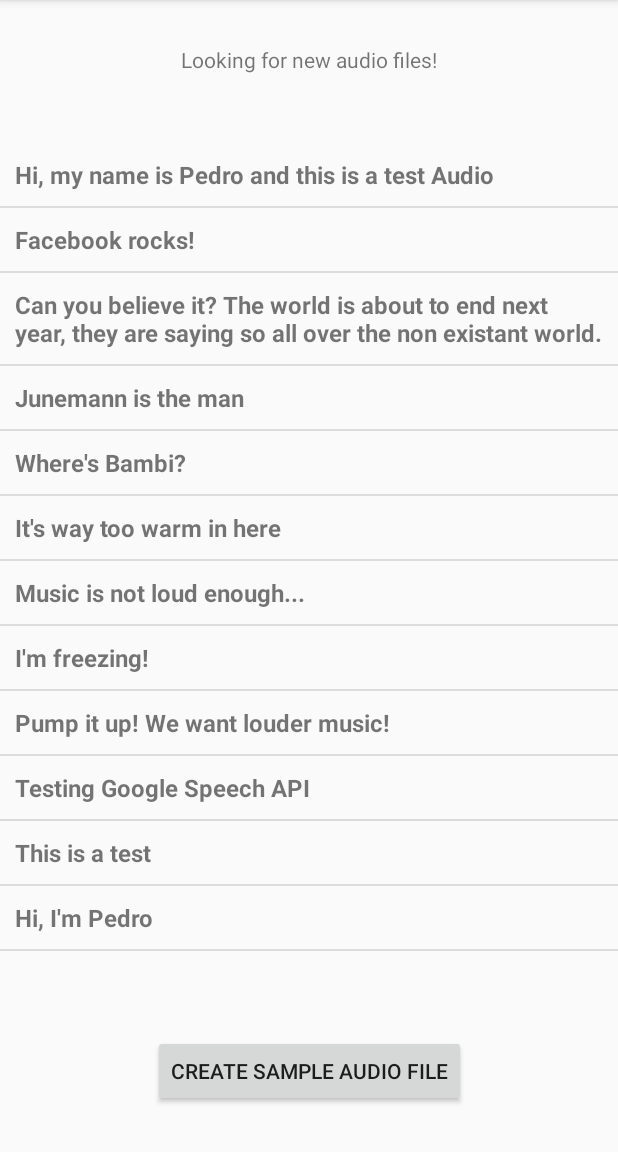
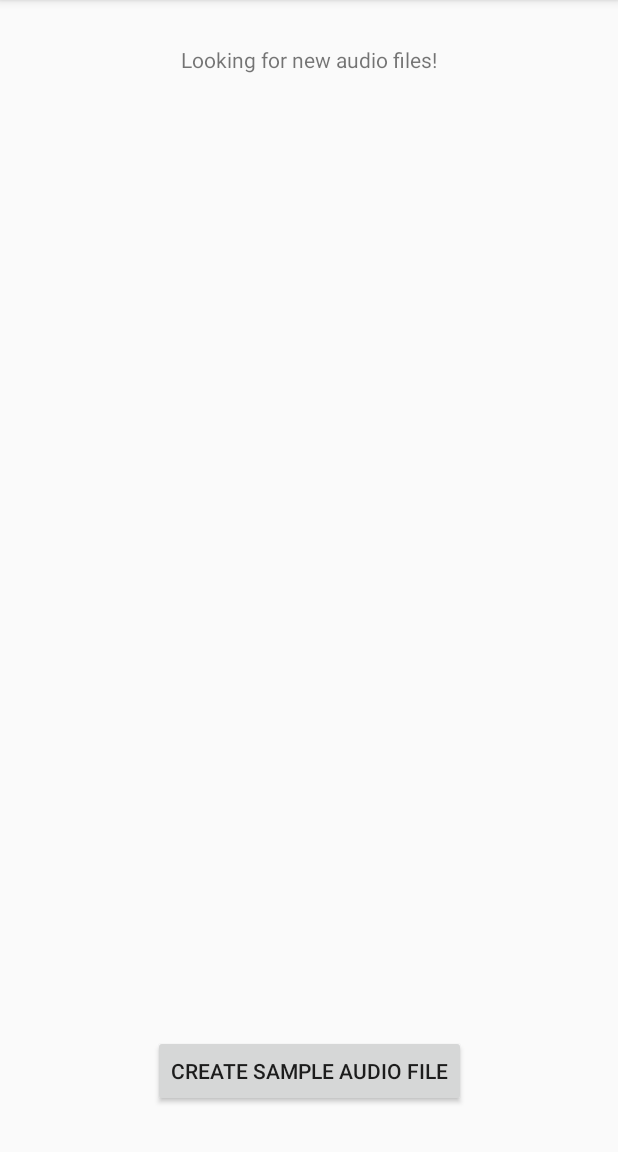
Before and after one commit to Hackathon2017-AudioKiller/android, an Android app: the screen it shows after launch (MainActivity), on a phone screen of 412 x 824 dp, the part 84-1236 px from its top. Run offline under Robolectric (Android 15) with nearby library versions, the phone set to English and light mode, and no system bars.

Commit message:
full functionality - no testing

```diff
--- a/app/src/main/AndroidManifest.xml
+++ b/app/src/main/AndroidManifest.xml
@@ -7,7 +7,7 @@
 
     <application
         android:allowBackup="true"
-        android:icon="@mipmap/ic_launcher"
+        android:icon="@drawable/logo"
         android:label="@string/app_name"
         android:roundIcon="@mipmap/ic_launcher_round"
         android:supportsRtl="true"
--- a/app/src/main/java/cl/saratscheff/audiokiller/MainActivity.java
+++ b/app/src/main/java/cl/saratscheff/audiokiller/MainActivity.java
@@ -40,7 +40,7 @@ public class MainActivity extends AppCompatActivity {
 
         ListView listView = (ListView) findViewById(R.id.audio_list);
         listView.setAdapter(adapter);
-        adapter.add("Hi, my name is Pedro and this is a test Audio");
+        /*adapter.add("Hi, my name is Pedro and this is a test Audio");
         adapter.add("Facebook rocks!");
         adapter.add("Can you believe it? The world is about to end next year, they are saying so all over the non existant world.");
         adapter.add("Junemann is the man");
@@ -51,7 +51,7 @@ public class MainActivity extends AppCompatActivity {
         adapter.add("Pump it up! We want louder music!");
         adapter.add("Testing Google Speech API");
         adapter.add("This is a test");
-        adapter.add("Hi, I'm Pedro");
+        adapter.add("Hi, I'm Pedro");*/
 
         TextView tv = (TextView)findViewById(R.id.textview_filechanged);
         if (ask_for_permission(Manifest.permission.WRITE_EXTERNAL_STORAGE)) {
--- a/app/src/main/java/cl/saratscheff/audiokiller/SubtitledVideoActivity.java
+++ b/app/src/main/java/cl/saratscheff/audiokiller/SubtitledVideoActivity.java
@@ -4,6 +4,7 @@ import android.media.MediaPlayer;
 import android.net.Uri;
 import android.support.v7.app.AppCompatActivity;
 import android.os.Bundle;
+import android.util.Log;
 import android.widget.VideoView;
 
 public class SubtitledVideoActivity extends AppCompatActivity {
@@ -34,7 +35,7 @@ public class SubtitledVideoActivity extends AppCompatActivity {
             @Override
             public void onPrepared(MediaPlayer mp) {
                 mp.setLooping(true);
-                vv.start();
+                mp.start();
             }
         });
     }
--- a/app/src/main/res/layout/activity_main.xml
+++ b/app/src/main/res/layout/activity_main.xml
@@ -21,7 +21,7 @@
 
     <ListView
         android:id="@+id/audio_list"
-        android:layout_width="match_parent"
+        android:layout_width="0dp"
         android:layout_height="0dp"
         android:layout_marginBottom="16dp"
         app:layout_constraintLeft_toLeftOf="parent"
--- a/app/src/main/res/layout/activity_subtitled_video.xml
+++ b/app/src/main/res/layout/activity_subtitled_video.xml
@@ -9,9 +9,10 @@
     <VideoView
         android:id="@+id/videoView"
         android:layout_width="0dp"
-        android:layout_height="0dp"
+        android:layout_height="wrap_content"
         app:layout_constraintBottom_toBottomOf="parent"
         app:layout_constraintLeft_toLeftOf="parent"
         app:layout_constraintRight_toRightOf="parent"
-        app:layout_constraintTop_toTopOf="parent"/>
+        app:layout_constraintTop_toTopOf="parent"
+        android:screenOrientation="portrait"/>
 </android.support.constraint.ConstraintLayout>
```
Also changed, not shown: app/src/main/java/cl/saratscheff/audiokiller/FilesObservingService.java (+7 -6 lines), app/src/main/res/drawable/logo.png (added).
